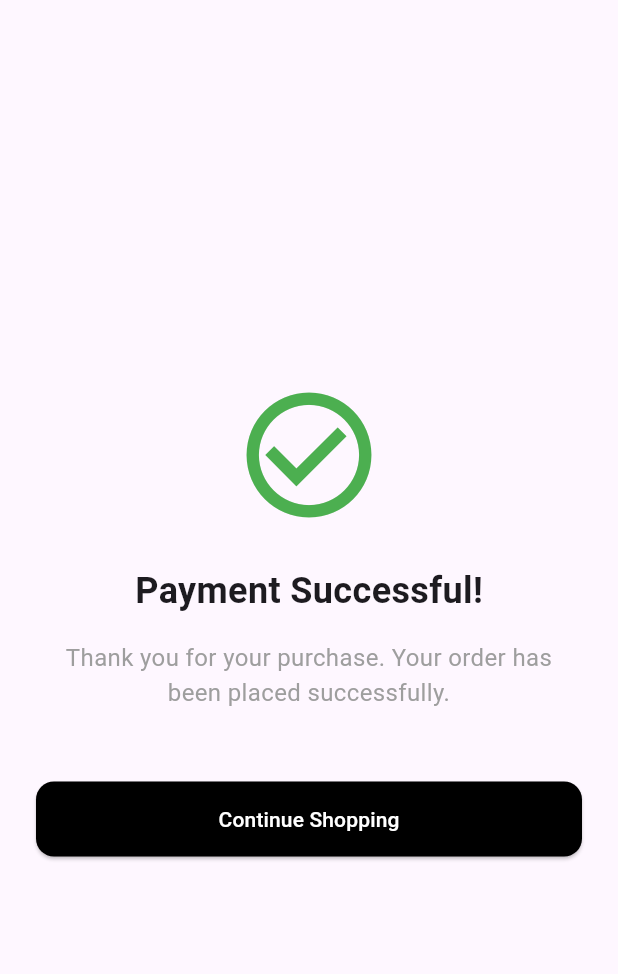
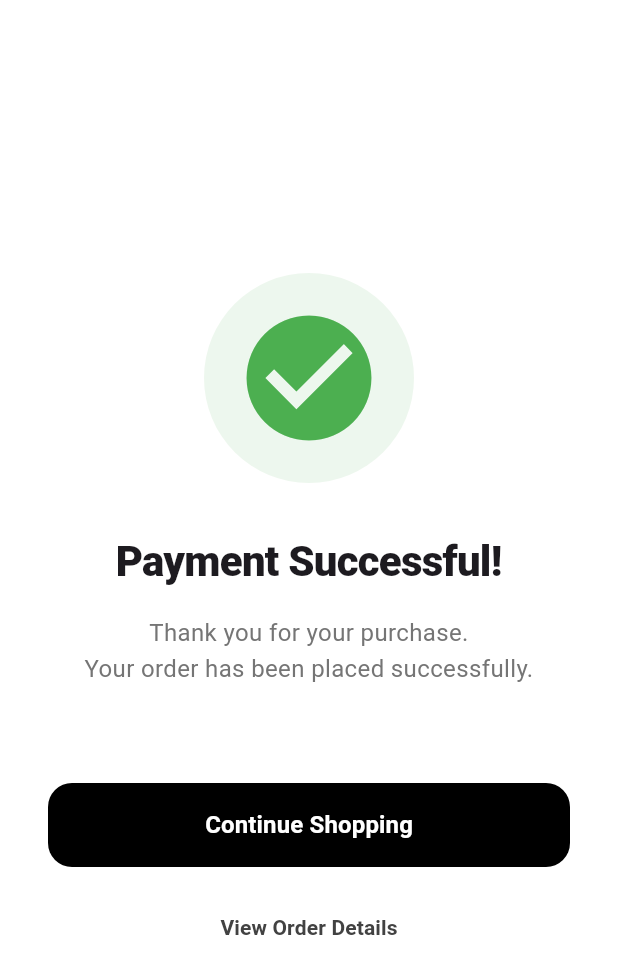
Before and after one commit to nigamyadav72/MajorProject_App, a Flutter app: the PaymentSuccessPage screen opened directly, on a phone screen of 412 x 824 dp. Shown: the top 974 px of the screen. Run offline on Flutter 3.47's test engine with Material 3 defaults, Android fonts, the light colour scheme and no system bars; our stand-ins replace cached_network_image, flutter_secure_storage, google_sign_in, image_picker, webview_flutter; missing offline and left inert: khalti_checkout_flutter; accounts and stored records are empty; network calls fail.

Commit message:
app all issued solved payment working fine

```diff
--- a/lib/config/app_config.dart
+++ b/lib/config/app_config.dart
@@ -7,8 +7,10 @@
   /// - iOS sim / same machine: `http://127.0.0.1:8000`
   /// - Android emulator: `http://10.0.2.2:8000`
   /// - Real Android device (USB): `http://<your Mac LAN IP>:8000` (see ANDROID_GOOGLE_SIGNIN.md)
-  static const String backendBaseUrl = 'http://192.168.10.91:8000';
-  static const String modelServerUrl = 'http://192.168.10.91:8001';
+  // static const String backendBaseUrl = 'http://192.168.10.91:8000';
+  // static const String modelServerUrl = 'http://192.168.10.91:8001';
+  static const String backendBaseUrl = 'http://localhost:8000';
+  static const String modelServerUrl = 'http://localhost:8001';
 
   /// Google OAuth **Web** Client ID — must match Django SocialApp (Google).
   /// Used as serverClientId for backend verification (Android & iOS).
--- a/lib/screens/payment_success_page.dart
+++ b/lib/screens/payment_success_page.dart
@@ -7,55 +7,87 @@
   @override
   Widget build(BuildContext context) {
     return Scaffold(
+      backgroundColor: Colors.white,
       body: SafeArea(
         child: Padding(
-          padding: const EdgeInsets.all(24.0),
+          padding: const EdgeInsets.symmetric(horizontal: 32.0),
           child: Column(
             mainAxisAlignment: MainAxisAlignment.center,
-            crossAxisAlignment: CrossAxisAlignment.center,
             children: [
-              const Icon(
-                Icons.check_circle_outline,
-                color: Colors.green,
-                size: 100,
+              Container(
+                padding: const EdgeInsets.all(20),
+                decoration: BoxDecoration(
+                  color: Colors.green.withValues(alpha: 0.1),
+                  shape: BoxShape.circle,
+                ),
+                child: const Icon(
+                  Icons.check_circle,
+                  color: Colors.green,
+                  size: 100,
+                ),
               ),
-              const SizedBox(height: 24),
+              const SizedBox(height: 32),
               const Text(
                 'Payment Successful!',
                 style: TextStyle(
-                  fontSize: 24,
-                  fontWeight: FontWeight.bold,
+                  fontSize: 28,
+                  fontWeight: FontWeight.w800,
+                  letterSpacing: -0.5,
                 ),
               ),
               const SizedBox(height: 16),
-              const Text(
-                'Thank you for your purchase. Your order has been placed successfully.',
+              Text(
+                'Thank you for your purchase.\nYour order has been placed successfully.',
                 textAlign: TextAlign.center,
                 style: TextStyle(
                   fontSize: 16,
-                  color: Colors.grey,
+                  color: Colors.grey[600],
+                  height: 1.5,
                 ),
               ),
-              const SizedBox(height: 48),
+              const SizedBox(height: 64),
               SizedBox(
                 width: double.infinity,
-                height: 50,
+                height: 56,
                 child: ElevatedButton(
                   onPressed: () {
-                    // Navigate to Home/BottomNav and clear stack
                     Navigator.of(context).pushAndRemoveUntil(
-                      MaterialPageRoute(builder: (_) => const BottomNav()),
+                      MaterialPageRoute(builder: (_) => const BottomNav(initialIndex: 0)), // Home tab
                       (route) => false,
                     );
                   },
                   style: ElevatedButton.styleFrom(
                     backgroundColor: Colors.black,
                     foregroundColor: Colors.white,
+                    elevation: 0,
                     shape: RoundedRectangleBorder(
-                      borderRadius: BorderRadius.circular(12),
+                      borderRadius: BorderRadius.circular(16),
                     ),
                   ),
-                  child: const Text('Continue Shopping'),
+                  child: const Text(
+                    'Continue Shopping',
+                    style: TextStyle(
+                      fontSize: 16,
+                      fontWeight: FontWeight.bold,
+                    ),
+                  ),
+                ),
+              ),
+              const SizedBox(height: 16),
+              TextButton(
+                onPressed: () {
+                  // Maybe navigate to orders page in the future
+                  Navigator.of(context).pushAndRemoveUntil(
+                    MaterialPageRoute(builder: (_) => const BottomNav()),
+                    (route) => false,
+                  );
+                },
+                child: Text(
+                  'View Order Details',
+                  style: TextStyle(
+                    color: Colors.grey[800],
+                    fontWeight: FontWeight.w600,
+                  ),
                 ),
               ),
             ],
```
Also changed, not shown: lib/bottom_nav.dart (+6 -2 lines), lib/cart_page.dart (+86 -24 lines), lib/services/api_service.dart (+7 -12 lines), lib/services/khalti_helper.dart (+35 -7 lines), 5 other files.
